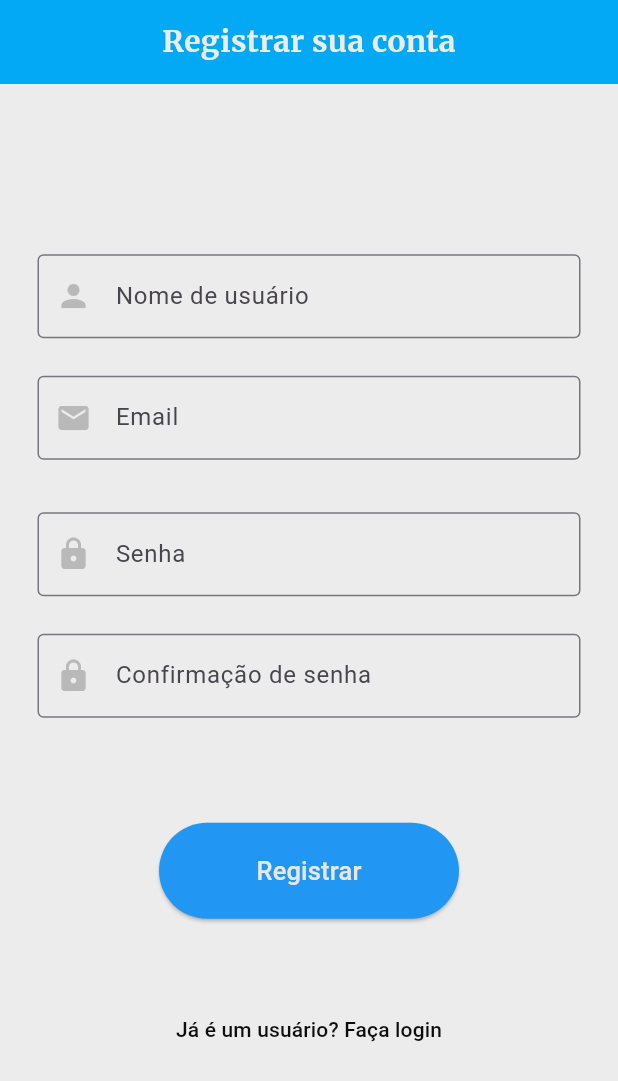
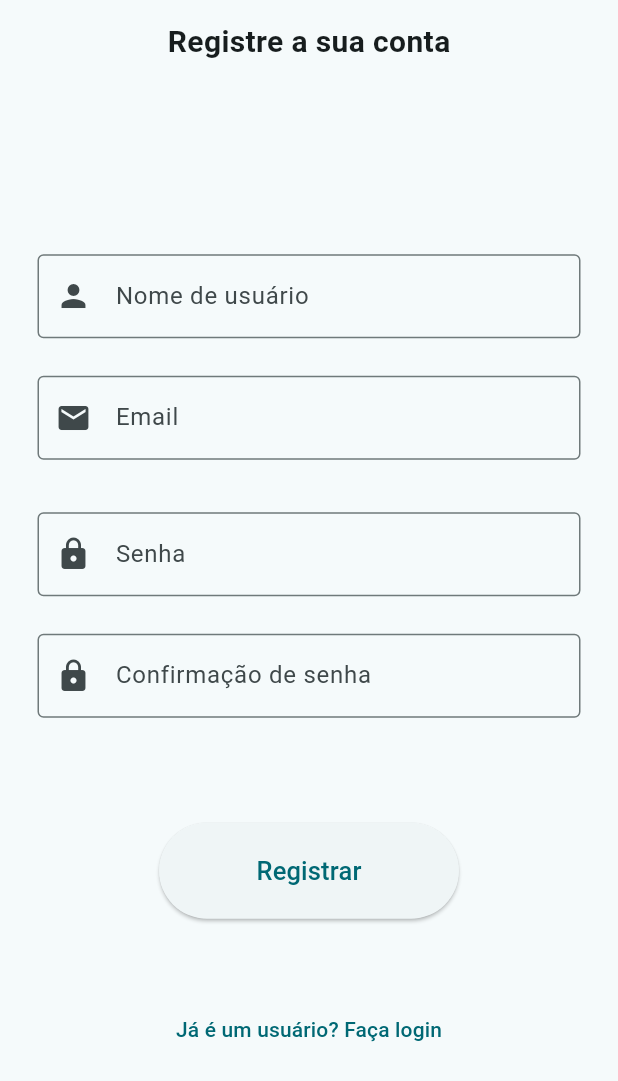
Before and after one commit to daviqz/flutter-template, a Flutter app: the screen it shows after launch, after a tap on "Registre-se", on a phone screen of 412 x 824 dp. Shown: the top 1081 px of the screen. Run offline on Flutter 3.47's test engine with Material 3 defaults, Android fonts, the phone set to English and light mode, and no system bars; our stand-ins replace fluttertoast, shared_preferences; accounts and stored records are empty.

Commit message:
[ADD] Light e dark theme com themeMode do material

```diff
--- a/lib/routes/routes.dart
+++ b/lib/routes/routes.dart
@@ -1,8 +1,6 @@
-import 'package:authorspace/utils/colors_utils.dart';
+import 'package:authorspace/routes/routes_config.dart';
 import 'package:flutter/material.dart';
-import 'package:google_fonts/google_fonts.dart';
 import 'package:provider/provider.dart';
-import 'package:authorspace/screens/home/home.dart';
 import 'package:authorspace/screens/login/login.dart';
 import 'package:authorspace/screens/register/register.dart';
 import 'package:authorspace/storage/global_state.dart';
@@ -20,83 +18,67 @@ class Routes extends StatelessWidget {
   Widget build(BuildContext context) {
     return ChangeNotifierProvider(
       create: (context) => GlobalState(),
-      child: MaterialApp(
-        title: 'Meu Aplicativo',
-        navigatorKey: navigatorKey,
-        debugShowCheckedModeBanner: false,
-        theme: ThemeData(
-          useMaterial3: true,
-          // scaffoldBackgroundColor: ColorsUtils.blackLessDark,
-          textTheme: TextTheme(
-            displayLarge: const TextStyle(
-              fontSize: 72,
-              fontWeight: FontWeight.bold,
-            ),
-            titleLarge: GoogleFonts.oswald(
-              fontSize: 30,
-              fontStyle: FontStyle.italic,
-            ),
-            bodyMedium: GoogleFonts.merriweather(),
-            displaySmall: GoogleFonts.pacifico(),
-          ),
-        ),
-        routes: systemRoutes,
-        home: const AuthenticationScreen(),
-      ),
+      child: const AppTheme(),
     );
   }
 }
 
-class AuthenticationScreen extends StatelessWidget {
-  const AuthenticationScreen({super.key});
+class AppTheme extends StatefulWidget {
+  const AppTheme({super.key});
 
   @override
-  Widget build(BuildContext context) {
-    GlobalState globalState = Provider.of<GlobalState>(context);
-    globalState.checkTokenAndLogoutIfExpired();
-    bool isLoggedIn = globalState.loggedUser != null;
-    return isLoggedIn ? const TabController() : const Login();
-  }
+  // ignore: library_private_types_in_public_api
+  _AppThemeState createState() => _AppThemeState();
 }
 
-class TabController extends StatelessWidget {
-  const TabController({
-    super.key,
-  });
-
+class _AppThemeState extends State<AppTheme> {
   @override
   Widget build(BuildContext context) {
-    return DefaultTabController(
-      length: 5,
-      child: Scaffold(
-        body: const TabBarView(
-          children: [
-            Home(),
-            Icon(Icons.directions_bike),
-            Icon(Icons.directions_bike),
-            Icon(Icons.directions_bike),
-            Icon(Icons.directions_bike),
-          ],
-        ),
-        bottomNavigationBar: TabBar(
-          tabs: [
-            _buildTab(Icons.home, "Home", ColorsUtils.white),
-            _buildTab(Icons.travel_explore, "Explore", ColorsUtils.white),
-            _buildTab(Icons.favorite_border, "Favorites", ColorsUtils.white),
-            _buildTab(Icons.update, "Updates", ColorsUtils.white),
-            _buildTab(Icons.settings, "Settings", ColorsUtils.white),
-          ],
-          unselectedLabelColor: ColorsUtils.grey,
-          labelColor: ColorsUtils.lightBlue,
-        ),
+    GlobalState globalState = Provider.of<GlobalState>(context, listen: true);
+
+    return MaterialApp(
+      title: 'Meu Aplicativo',
+      navigatorKey: navigatorKey,
+      debugShowCheckedModeBanner: false,
+      theme: ThemeData(
+        useMaterial3: true,
+        colorSchemeSeed: const Color.fromARGB(167, 214, 214, 214),
+        // textTheme: TextTheme(
+        //   displayLarge: const TextStyle(
+        //     fontSize: 72,
+        //     fontWeight: FontWeight.bold,
+        //   ),
+        //   titleLarge: GoogleFonts.oswald(
+        //     fontSize: 30,
+        //     fontStyle: FontStyle.italic,
+        //   ),
+        //   bodyMedium: GoogleFonts.merriweather(),
+        //   displaySmall: GoogleFonts.pacifico(),
+        // ),
       ),
+      darkTheme: ThemeData(
+        colorSchemeSeed: const Color.fromRGBO(86, 80, 14, 171),
+        brightness: Brightness.dark,
+        useMaterial3: true,
+      ),
+      themeMode: _getTheme(globalState.themeName),
+      routes: systemRoutes,
+      home: const AuthenticationScreen(),
     );
   }
 }
 
-Widget _buildTab(IconData icon, String text, Color color) {
-  return Tab(
-    icon: Icon(icon, color: color),
-    text: text,
-  );
+ThemeMode _getTheme(themeName) {
+  //case 'default'
+  ThemeMode themeMode = ThemeMode.system;
+  switch (themeName) {
+    case 'light':
+      themeMode = ThemeMode.light;
+      break;
+    case 'dark':
+      themeMode = ThemeMode.dark;
+      break;
+  }
+
+  return themeMode;
 }
--- a/lib/screens/login/login.dart
+++ b/lib/screens/login/login.dart
@@ -1,6 +1,5 @@
 import 'package:flutter/material.dart';
 import 'package:provider/provider.dart';
-import 'package:authorspace/utils/colors_utils.dart';
 import 'package:authorspace/service/service.dart';
 import 'package:authorspace/widgets/input_form.dart';
 import 'package:authorspace/storage/global_state.dart';
@@ -26,19 +25,16 @@ class _LoginState extends State<Login> {
       appBar: PreferredSize(
         preferredSize: const Size.fromHeight(kToolbarHeight),
         child: Container(
-          color: ColorsUtils.lightBlue, // Cor de fundo da AppBar
           alignment: Alignment.center,
           child: const Text(
             'Login',
             style: TextStyle(
-              color: ColorsUtils.whitePrimary, // Cor do texto
               fontSize: 20, // Tamanho do texto
               fontWeight: FontWeight.bold, // Peso da fonte
             ),
           ),
         ),
       ),
-      backgroundColor: ColorsUtils.whitePrimary,
       body: Padding(
         padding: const EdgeInsets.all(25.0),
         child: Center(
@@ -63,36 +59,19 @@ class _LoginState extends State<Login> {
                 keyboardType: TextInputType.text,
                 obscureText: true,
               ),
-              const SizedBox(height: 50),
-              TextButton(
-                onPressed: () {
-                  Navigator.pushNamed(context, '/register');
-                },
-                child: const Text(
-                  'Login com Google',
-                  style: TextStyle(
-                    color: ColorsUtils.blackLessDark,
-                  ), // Define a cor do texto do botão
-                ),
-              ),
-              const SizedBox(height: 20),
+              const SizedBox(height: 30),
               TextButton(
                 onPressed: () {
                   Navigator.pushNamed(context, '/register');
                 },
                 child: const Text(
                   'Registre-se',
-                  style: TextStyle(
-                    color: ColorsUtils.blackLessDark,
-                  ), // Define a cor do texto do botão
                 ),
               ),
-              const SizedBox(height: 20),
+              const SizedBox(height: 50),
               Center(
                 child: ElevatedButton(
                   style: ElevatedButton.styleFrom(
-                    foregroundColor: ColorsUtils.whiteSecondary, // text color
-                    backgroundColor: ColorsUtils.blue,
                     minimumSize: const Size(200, 50),
                     padding: const EdgeInsets.symmetric(
                       vertical: 20.0,
--- a/lib/screens/register/register.dart
+++ b/lib/screens/register/register.dart
@@ -1,5 +1,4 @@
 import 'package:flutter/material.dart';
-import 'package:authorspace/utils/colors_utils.dart';
 import 'package:authorspace/service/service.dart';
 import 'package:authorspace/widgets/input_form.dart';
 import 'package:http/http.dart' as http;
@@ -26,19 +25,16 @@ class _RegisterState extends State<Register> {
       appBar: PreferredSize(
         preferredSize: const Size.fromHeight(kToolbarHeight),
         child: Container(
-          color: ColorsUtils.lightBlue, // Cor de fundo da AppBar
           alignment: Alignment.center,
           child: const Text(
-            'Registrar sua conta',
+            'Registre a sua conta',
             style: TextStyle(
-              color: ColorsUtils.whitePrimary, // Cor do texto
               fontSize: 20, // Tamanho do texto
               fontWeight: FontWeight.bold, // Peso da fonte
             ),
           ),
         ),
       ),
-      backgroundColor: ColorsUtils.whitePrimary,
       body: Padding(
         padding: const EdgeInsets.all(25.0),
         child: Center(
@@ -87,8 +83,6 @@ class _RegisterState extends State<Register> {
               const SizedBox(height: 70),
               ElevatedButton(
                 style: ElevatedButton.styleFrom(
-                  foregroundColor: ColorsUtils.whiteSecondary, // text color
-                  backgroundColor: ColorsUtils.blue,
                   minimumSize: const Size(200, 50),
                   padding: const EdgeInsets.symmetric(
                     vertical: 20.0,
@@ -115,9 +109,6 @@ class _RegisterState extends State<Register> {
                 },
                 child: const Text(
                   'Já é um usuário? Faça login',
-                  style: TextStyle(
-                    color: ColorsUtils.blackLessDark,
-                  ), // Define a cor do texto do botão
                 ),
               )
             ],
--- a/lib/storage/global_state.dart
+++ b/lib/storage/global_state.dart
@@ -6,6 +6,7 @@ import 'package:authorspace/storage/local_storage.dart';
 class GlobalState extends ChangeNotifier {
   String? token;
   Account? loggedUser;
+  String themeName = 'default';
 
   GlobalState() {
     initFromLocalStorage();
@@ -13,6 +14,7 @@ class GlobalState extends ChangeNotifier {
 
   void initFromLocalStorage() async {
     final authData = await LocalStorage.getAuth();
+    final themeName = await LocalStorage.getThemeName();
     if (authData != null) {
       final auth = json.decode(authData);
       final token = auth['token'];
@@ -20,8 +22,12 @@ class GlobalState extends ChangeNotifier {
       final loggedUser = Account.fromJson(userData);
       updateAuth(token, loggedUser);
     }
+    if (themeName != null) {
+      updateTheme(themeName);
+    }
   }
 
+  //------------------------------------ Auth
   void updateAuth(String newToken, Account newUser) async {
     await LocalStorage.setAuth(newToken, newUser);
     token = newToken;
@@ -44,4 +50,11 @@ class GlobalState extends ChangeNotifier {
       notifyListeners();
     }
   }
+
+  //------------------------------------ Theme
+  void updateTheme(String newThemeName) async {
+    await LocalStorage.setThemeName(newThemeName);
+    themeName = newThemeName;
+    notifyListeners();
+  }
 }
--- a/lib/storage/local_storage.dart
+++ b/lib/storage/local_storage.dart
@@ -6,12 +6,15 @@ import 'package:authorspace/models/account_model.dart';
 
 class LocalStorage {
   static const String _authKey = 'AUTH_KEY';
+  static const String _themeKey = 'THEME_KEY';
+
   static late SharedPreferences _prefs;
 
   static Future<void> init() async {
     _prefs = await SharedPreferences.getInstance();
   }
 
+  //------------------------------------ Auth
   static Future<void> setAuth(String token, Account loggedUser) async {
     final data = {'token': token, 'loggedUser': loggedUser.toJson()};
     final jsonData = json.encode(data); // Serialize o mapa para uma string JSON
@@ -36,4 +39,13 @@ class LocalStorage {
     await _prefs.remove(_authKey);
     navigatorKey.currentState!.pushNamedAndRemoveUntil('/', (Route<dynamic> route) => false);
   }
+
+  //------------------------------------ Theme
+  static Future<void> setThemeName(String themeName) async {
+    await _prefs.setString(_themeKey, themeName);
+  }
+
+  static Future<String?> getThemeName() async {
+    return _prefs.getString(_themeKey);
+  }
 }
--- a/lib/widgets/input_form.dart
+++ b/lib/widgets/input_form.dart
@@ -1,5 +1,4 @@
 import 'package:flutter/material.dart';
-import 'package:authorspace/utils/colors_utils.dart';
 
 class InputForm extends StatelessWidget {
   const InputForm(
@@ -37,7 +36,6 @@ class InputForm extends StatelessWidget {
           errorText: _errorText,
           prefixIcon: Icon(
             _icon,
-            color: ColorsUtils.whiteDarker,
           ),
           border: const OutlineInputBorder(),
         ),
```
Also changed, not shown: lib/routes/routes_config.dart (added, +61 -0 lines), lib/screens/home/home.dart (+1 -7 lines), lib/screens/settings/settings.dart (added, +34 -0 lines).
